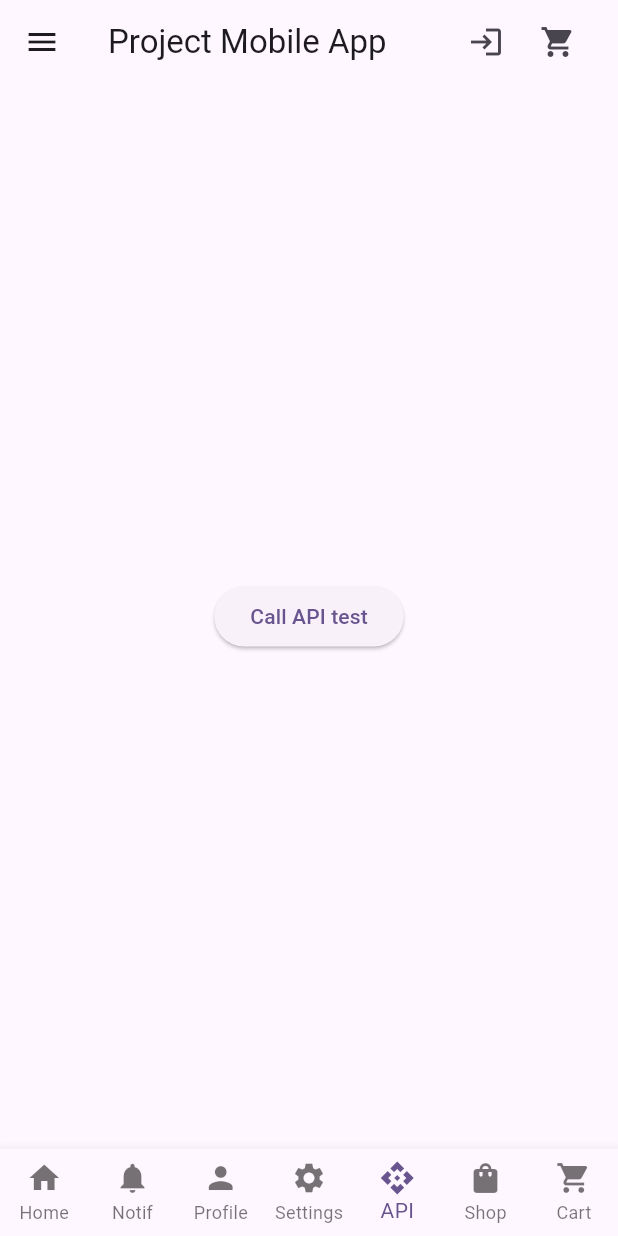
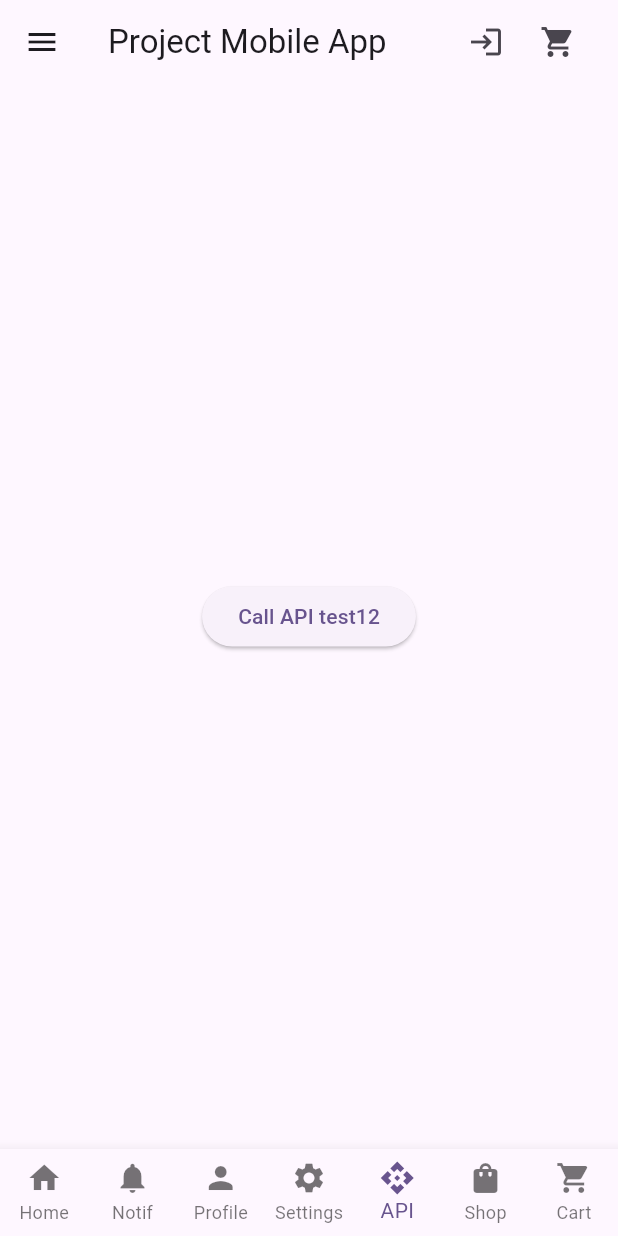
Before and after one commit to KONGBARANG/project-flutter, a Flutter app: the screen it shows after launch, item 5 of the bottom bar chosen, on a phone screen of 412 x 824 dp. Run offline on Flutter 3.47's test engine with Material 3 defaults, Android fonts, the phone set to English and light mode, and no system bars.

Commit message:
update new branch

```diff
--- a/lib/features/api_test/api_test_screen.dart
+++ b/lib/features/api_test/api_test_screen.dart
@@ -22,7 +22,7 @@ class ApiTestScreen extends StatelessWidget {
               );
             }
           },
-          child: const Text('Call API test'),
+          child: const Text('Call API test12'),
         ),
       ),
     );
```
